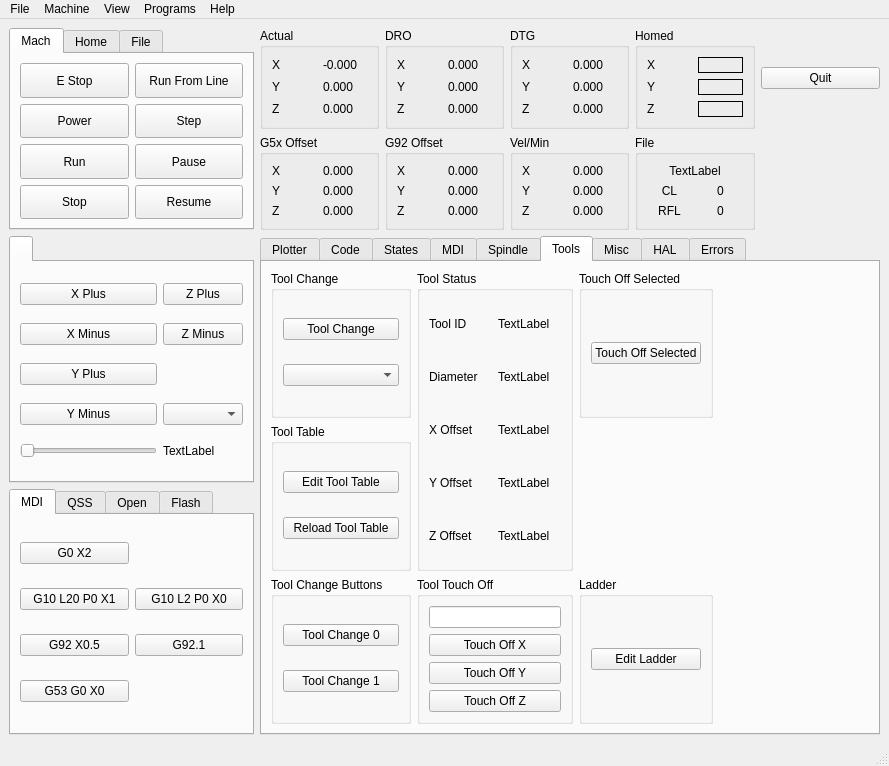
This is examples/testgui/test.ui in jethornton/flexgui as Qt 5 draws it before an edit. The edited form follows.
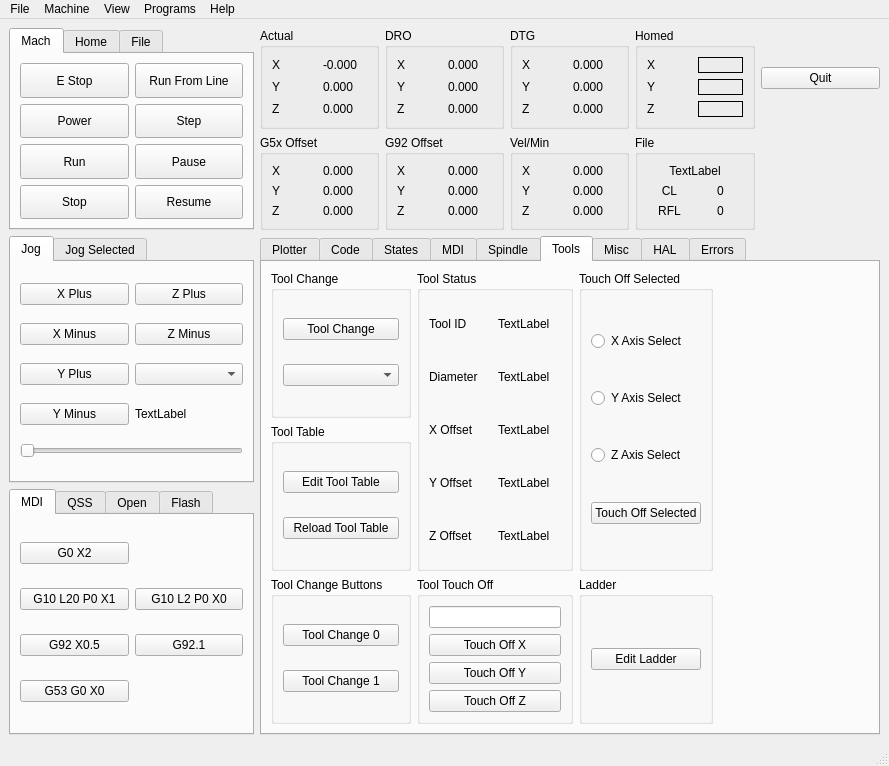
This is the edited form.

```diff
--- a/examples/testgui/test.ui
+++ b/examples/testgui/test.ui
@@ -1781,12 +1781,33 @@
           </layout>
          </widget>
         </item>
-        <item row="0" column="2">
+        <item row="0" column="2" rowspan="2">
          <widget class="QGroupBox" name="groupBox_7">
           <property name="title">
            <string>Touch Off Selected</string>
           </property>
           <layout class="QVBoxLayout" name="verticalLayout_19">
+           <item>
+            <widget class="QRadioButton" name="axis_select_0">
+             <property name="text">
+              <string>X Axis Select</string>
+             </property>
+            </widget>
+           </item>
+           <item>
+            <widget class="QRadioButton" name="axis_select_1">
+             <property name="text">
+              <string>Y Axis Select</string>
+             </property>
+            </widget>
+           </item>
+           <item>
+            <widget class="QRadioButton" name="axis_select_2">
+             <property name="text">
+              <string>Z Axis Select</string>
+             </property>
+            </widget>
+           </item>
            <item>
             <widget class="QPushButton" name="tool_touchoff_selected_pb">
              <property name="text">
@@ -2687,7 +2708,7 @@
      <widget class="QTabWidget" name="tabWidget_7">
       <widget class="QWidget" name="tabWidget_7Page1" native="true">
        <attribute name="title">
-        <string/>
+        <string>Jog</string>
        </attribute>
        <layout class="QGridLayout" name="gridLayout_8">
         <item row="3" column="0">
@@ -2718,9 +2739,6 @@
           </property>
          </widget>
         </item>
-        <item row="3" column="1">
-         <widget class="QComboBox" name="jog_modes_cb"/>
-        </item>
         <item row="0" column="1">
          <widget class="QPushButton" name="jog_plus_pb_2">
           <property name="text">
@@ -2735,17 +2753,41 @@
           </property>
          </widget>
         </item>
-        <item row="4" column="0">
-         <widget class="QSlider" name="jog_vel_sl">
-          <property name="orientation">
-           <enum>Qt::Horizontal</enum>
-          </property>
-         </widget>
+        <item row="2" column="1">
+         <widget class="QComboBox" name="jog_modes_cb"/>
         </item>
-        <item row="4" column="1">
+        <item row="3" column="1">
          <widget class="QLabel" name="label_50">
           <property name="text">
            <string>TextLabel</string>
+          </property>
+         </widget>
+        </item>
+        <item row="4" column="0" colspan="2">
+         <widget class="QSlider" name="jog_vel_sl">
+          <property name="orientation">
+           <enum>Qt::Horizontal</enum>
+          </property>
+         </widget>
+        </item>
+       </layout>
+      </widget>
+      <widget class="QWidget" name="tab_17">
+       <attribute name="title">
+        <string>Jog Selected</string>
+       </attribute>
+       <layout class="QGridLayout" name="gridLayout_31">
+        <item row="0" column="0">
+         <widget class="QPushButton" name="jog_selected_plus">
+          <property name="text">
+           <string>Jog Selected Plus</string>
+          </property>
+         </widget>
+        </item>
+        <item row="1" column="0">
+         <widget class="QPushButton" name="jog_selected_minus">
+          <property name="text">
+           <string>Jog Selected Minus</string>
           </property>
          </widget>
         </item>
```
